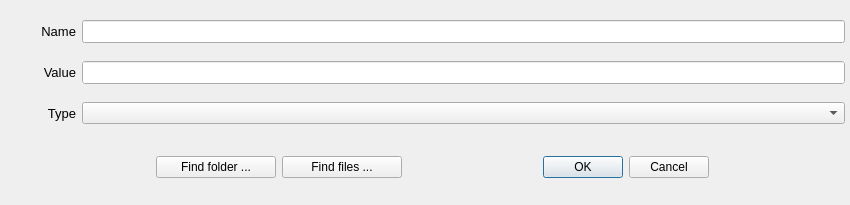
This is ui/VarEdit.ui in dshadrin/TestExecutor as Qt 5 draws it before an edit. The edited form follows.
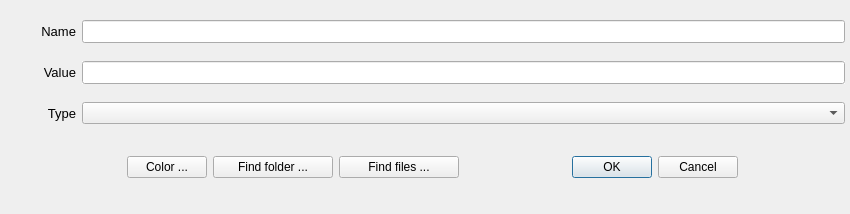
This is the edited form.

The edit to the form file:
```diff
--- a/ui/VarEdit.ui
+++ b/ui/VarEdit.ui
@@ -7,7 +7,7 @@
     <x>0</x>
     <y>0</y>
     <width>850</width>
-    <height>205</height>
+    <height>214</height>
    </rect>
   </property>
   <property name="minimumSize">
@@ -31,7 +31,7 @@
      <x>0</x>
      <y>0</y>
      <width>851</width>
-     <height>203</height>
+     <height>214</height>
     </rect>
    </property>
    <layout class="QVBoxLayout" name="verticalLayout">
@@ -207,6 +207,19 @@
         </property>
        </spacer>
       </item>
+      <item>
+       <widget class="QPushButton" name="pushButtonColor">
+        <property name="minimumSize">
+         <size>
+          <width>80</width>
+          <height>0</height>
+         </size>
+        </property>
+        <property name="text">
+         <string>Color ...</string>
+        </property>
+       </widget>
+      </item>
       <item>
        <widget class="QPushButton" name="pushButtonFolders">
         <property name="minimumSize">
```
Left out of the diff: 8 changed lines with no effect on the pictures.
